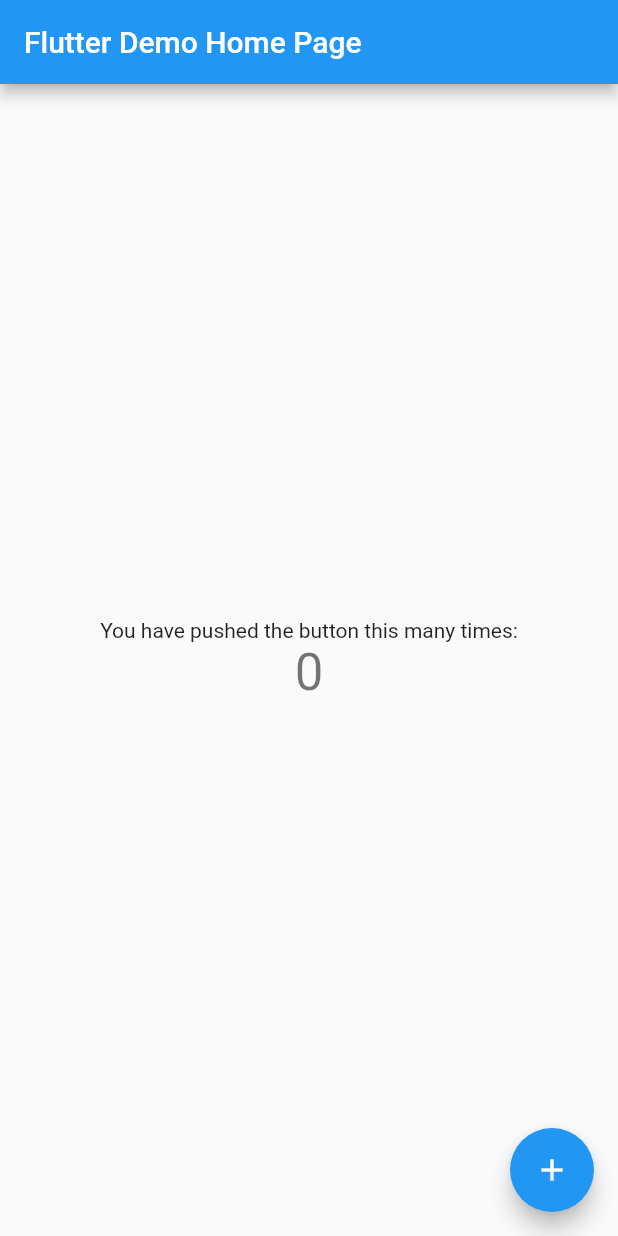
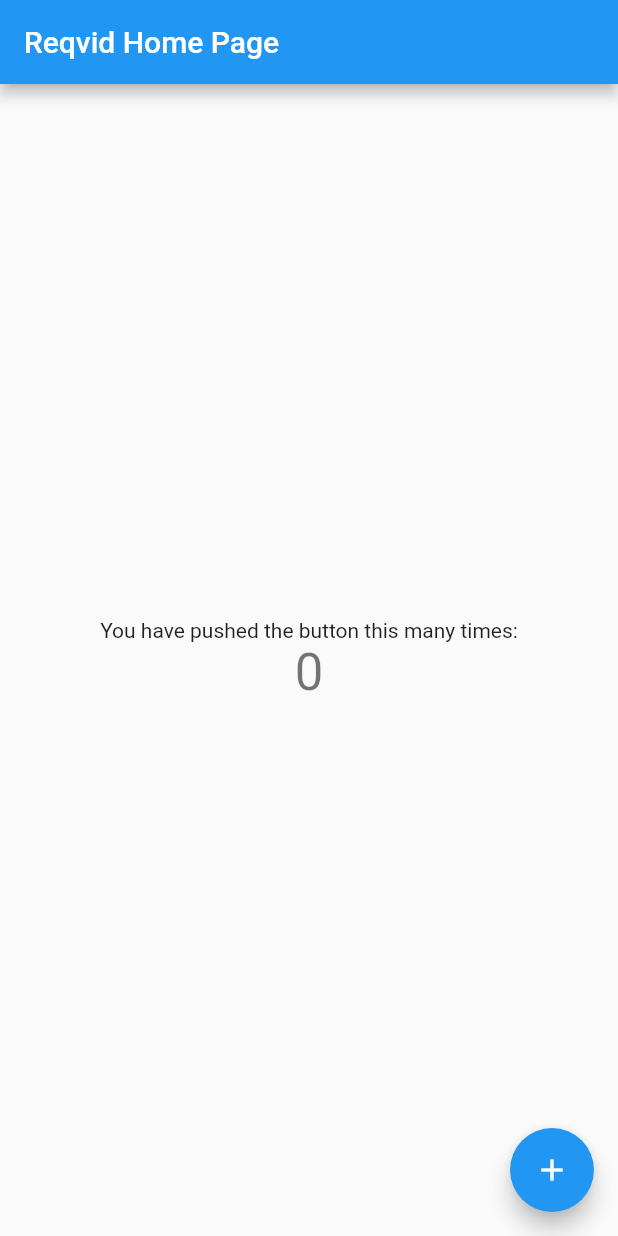
Before and after one commit to Sonas25/covi-req-repo, a Flutter app: the screen it shows after launch, on a phone screen of 412 x 824 dp. Run offline on Flutter 3.47's test engine with Material 2 defaults, Android fonts, the phone set to English and light mode, and no system bars.

```diff
--- a/lib/main.dart
+++ b/lib/main.dart
@@ -22,7 +22,7 @@ class MyApp extends StatelessWidget {
         // is not restarted.
         primarySwatch: Colors.blue,
       ),
-      home: MyHomePage(title: 'Flutter Demo Home Page'),
+      home: MyHomePage(title: 'Reqvid Home Page'),
     );
   }
 }
```
